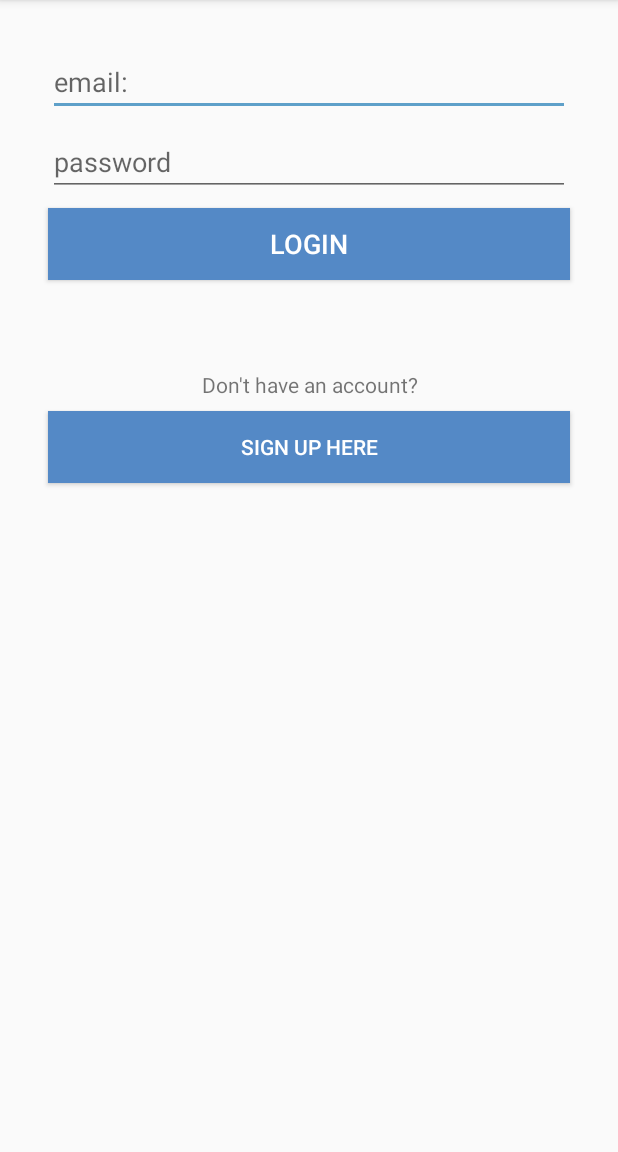
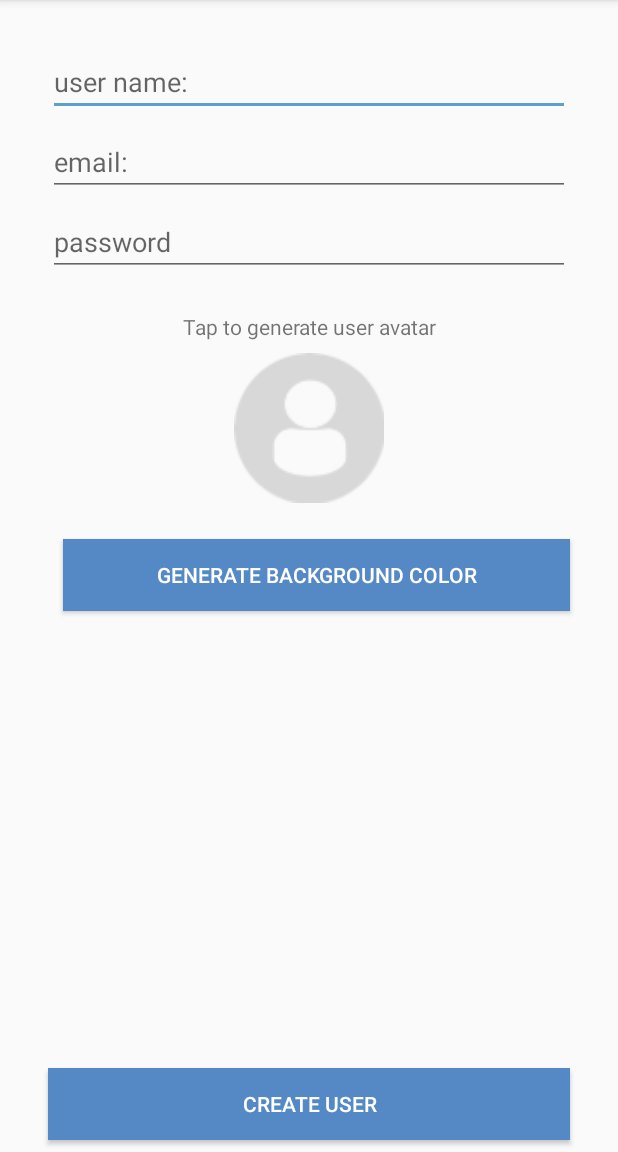
Before and after one commit to Aleniten/Smack, an Android app: the LoginActivity screen opened directly, with no data from a screen before it, after a tap on "SIGN UP HERE", on a phone screen of 412 x 824 dp, the part 84-1236 px from its top. Run offline under Robolectric (Android 15) with nearby library versions, the phone set to English and light mode, and no system bars.

Commit message:
Finish lesson3

```diff
--- a/app/src/main/AndroidManifest.xml
+++ b/app/src/main/AndroidManifest.xml
@@ -20,6 +20,8 @@
         </activity>
         <activity android:name=".LoginActivity">
         </activity>
+        <activity android:name=".CreateUserActivity">
+        </activity>
     </application>
 
 </manifest>
--- /dev/null
+++ b/app/src/main/java/com/aleapp/smack/CreateUserActivity.kt
@@ -0,0 +1,25 @@
+package com.aleapp.smack
+
+import android.support.v7.app.AppCompatActivity
+import android.os.Bundle
+import android.view.View
+
+class CreateUserActivity : AppCompatActivity() {
+
+    override fun onCreate(savedInstanceState: Bundle?) {
+        super.onCreate(savedInstanceState)
+        setContentView(R.layout.activity_create_user)
+    }
+
+    fun createAvatarImageViewClicked(view:View){
+
+    }
+
+    fun createBackgroundColorBtnClicked(view: View){
+
+    }
+
+    fun createUserBtnClicked(view: View){
+
+    }
+}
--- a/app/src/main/java/com/aleapp/smack/LoginActivity.kt
+++ b/app/src/main/java/com/aleapp/smack/LoginActivity.kt
@@ -1,5 +1,6 @@
 package com.aleapp.smack
 
+import android.content.Intent
 import android.support.v7.app.AppCompatActivity
 import android.os.Bundle
 import android.view.View
@@ -16,6 +17,7 @@ class LoginActivity : AppCompatActivity() {
     }
 
     fun loginCreateUserBtnClicked(view: View){
-
+        val createUserIntent = Intent(this, CreateUserActivity::class.java)
+        startActivity(createUserIntent)
     }
 }
--- /dev/null
+++ b/app/src/main/res/layout/activity_create_user.xml
@@ -0,0 +1,72 @@
+<?xml version="1.0" encoding="utf-8"?>
+<android.support.constraint.ConstraintLayout
+        xmlns:android="http://schemas.android.com/apk/res/android"
+        xmlns:tools="http://schemas.android.com/tools"
+        xmlns:app="http://schemas.android.com/apk/res-auto"
+        android:layout_width="match_parent"
+        android:layout_height="match_parent"
+        tools:context=".CreateUserActivity">
+
+    <EditText
+            android:layout_width="0dp"
+            android:layout_height="wrap_content"
+            android:inputType="textPersonName"
+            android:ems="10"
+            android:id="@+id/createUserNameTxt" android:layout_marginStart="32dp"
+            app:layout_constraintStart_toStartOf="parent" android:layout_marginEnd="32dp"
+            app:layout_constraintEnd_toEndOf="parent" android:layout_marginTop="32dp"
+            app:layout_constraintTop_toTopOf="parent" android:hint="user name:"
+            android:textColor="@android:color/darker_gray"/>
+    <EditText
+            android:layout_width="0dp"
+            android:layout_height="wrap_content"
+            android:inputType="textPersonName"
+            android:ems="10"
+            android:id="@+id/createEmailTxt" android:layout_marginStart="32dp"
+            app:layout_constraintStart_toStartOf="parent" android:layout_marginEnd="32dp"
+            app:layout_constraintEnd_toEndOf="parent" android:layout_marginTop="8dp"
+            app:layout_constraintTop_toBottomOf="@+id/createUserNameTxt" android:hint="email:"
+            android:textColor="@android:color/darker_gray"/>
+    <EditText
+            android:layout_width="0dp"
+            android:layout_height="wrap_content"
+            android:inputType="textPassword"
+            android:ems="10"
+            android:id="@+id/createPasswordTxt"
+            app:layout_constraintStart_toStartOf="parent" android:layout_marginStart="32dp"
+            app:layout_constraintEnd_toEndOf="parent" android:layout_marginEnd="32dp" android:layout_marginTop="8dp"
+            app:layout_constraintTop_toBottomOf="@+id/createEmailTxt" android:hint="password"
+            android:textColor="@android:color/darker_gray"/>
+    <TextView
+            android:text="Tap to generate user avatar"
+            android:layout_width="wrap_content"
+            android:layout_height="wrap_content"
+            android:id="@+id/textView2" android:layout_marginTop="24dp"
+            app:layout_constraintTop_toBottomOf="@+id/createPasswordTxt" app:layout_constraintStart_toStartOf="parent"
+            android:layout_marginStart="8dp" app:layout_constraintEnd_toEndOf="parent" android:layout_marginEnd="8dp"/>
+    <ImageView
+            android:layout_width="100dp"
+            android:layout_height="100dp" app:srcCompat="@drawable/profiledefault"
+            android:id="@+id/createAvatarImageView" android:layout_marginTop="8dp"
+            app:layout_constraintTop_toBottomOf="@+id/textView2" app:layout_constraintStart_toStartOf="parent"
+            android:layout_marginStart="8dp" app:layout_constraintEnd_toEndOf="parent" android:layout_marginEnd="8dp"
+            android:onClick="createAvatarImageViewClicked"/>
+    <Button
+            android:text="Generate Background Color"
+            android:layout_width="0dp"
+            android:layout_height="wrap_content"
+            android:id="@+id/createBackgrounColorBtn" app:layout_constraintStart_toStartOf="parent"
+            android:layout_marginStart="42dp"
+            app:layout_constraintEnd_toEndOf="parent" android:layout_marginEnd="32dp" android:layout_marginTop="24dp"
+            app:layout_constraintTop_toBottomOf="@+id/createAvatarImageView" android:background="@color/colorPrimary"
+            android:textColor="@android:color/background_light" android:onClick="createBackgroundColorBtnClicked"/>
+    <Button
+            android:text="Create User"
+            android:layout_width="0dp"
+            android:layout_height="wrap_content"
+            android:id="@+id/createUserBtn" android:layout_marginBottom="8dp"
+            app:layout_constraintBottom_toBottomOf="parent" app:layout_constraintStart_toStartOf="parent"
+            android:layout_marginStart="32dp" app:layout_constraintEnd_toEndOf="parent"
+            android:layout_marginEnd="32dp" android:background="@color/colorPrimary"
+            android:textColor="@android:color/background_light" android:onClick="createUserBtnClicked"/>
+</android.support.constraint.ConstraintLayout>
```
